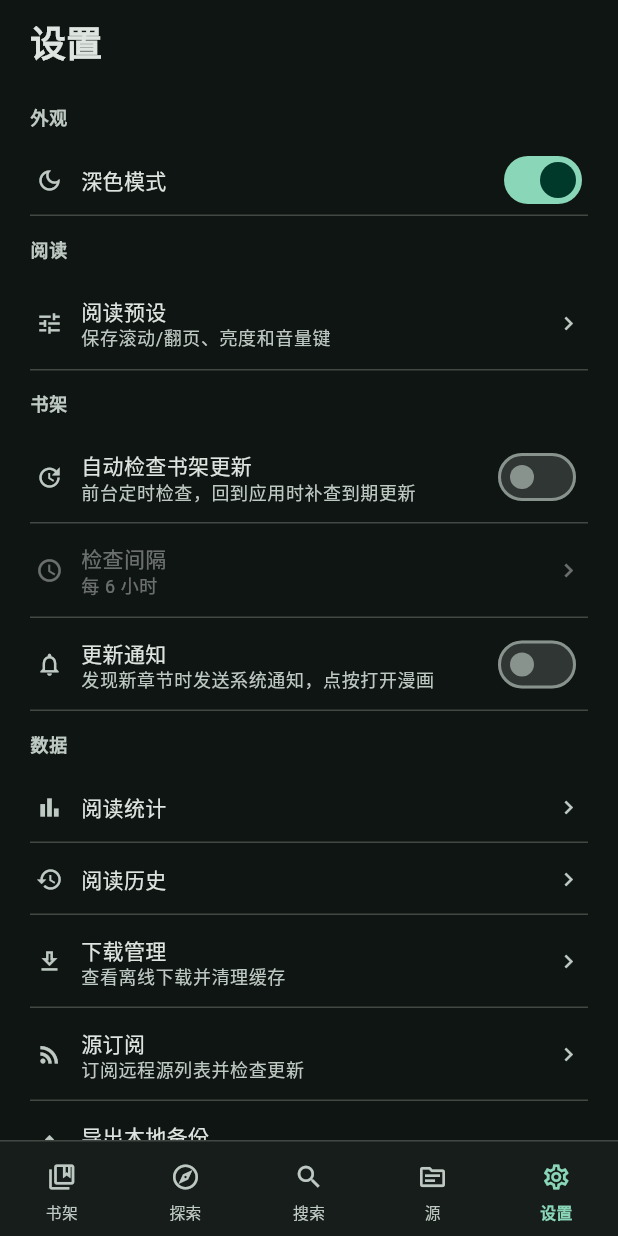
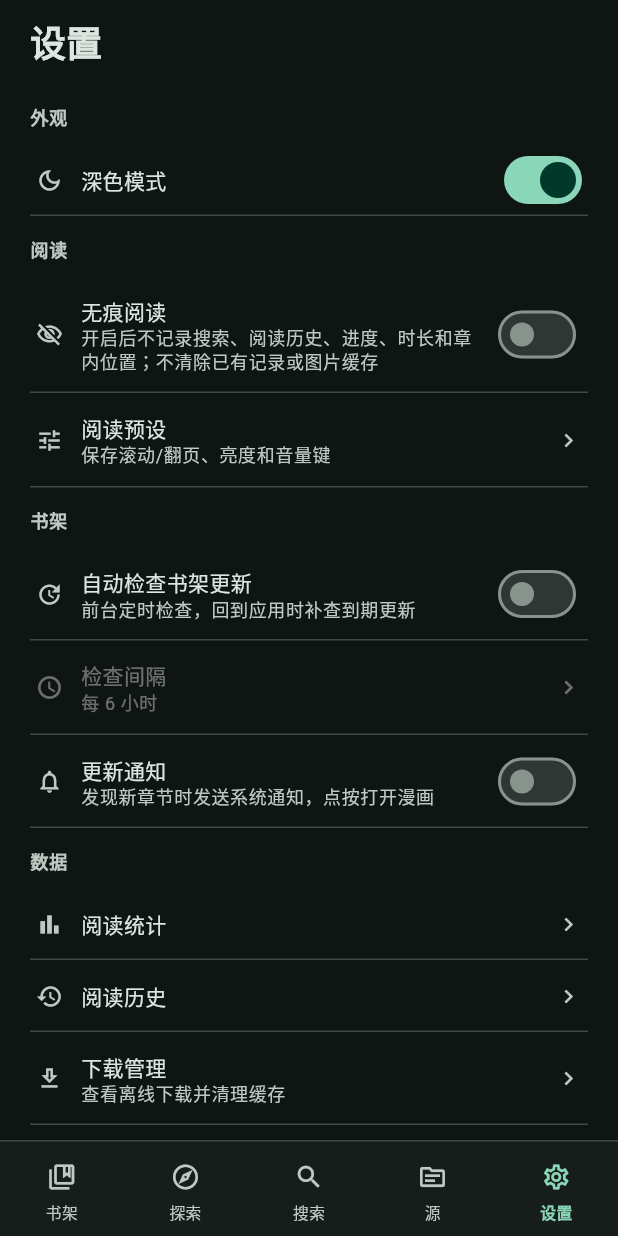
Before and after one commit to ahov520/comic-forge, a Flutter app: the screen it shows after launch, item 5 of the bottom bar chosen, on a phone screen of 412 x 824 dp. Run offline on Flutter 3.47's test engine with Material 3 defaults, Android fonts, the phone set to English and light mode, and no system bars; our stand-ins replace cached_network_image, file_picker, flutter_cache_manager, share_plus, shared_preferences; missing offline and left inert: flutter_js; statements that could not run were skipped.

Commit message:
feat(settings): add persistent incognito reading switch

```diff
--- a/app/lib/ui/settings_screen.dart
+++ b/app/lib/ui/settings_screen.dart
@@ -572,6 +572,15 @@ class _SettingsScreenState extends State<SettingsScreen> {
               ),
               const _Header('阅读'),
               row(
+                SwitchListTile(
+                  secondary: const Icon(Icons.visibility_off_outlined),
+                  title: const Text('无痕阅读'),
+                  subtitle: const Text('开启后不记录搜索、阅读历史、进度、时长和章内位置；不清除已有记录或图片缓存'),
+                  value: widget.state.incognitoMode,
+                  onChanged: widget.state.setIncognitoMode,
+                ),
+              ),
+              row(
                 ListTile(
                   leading: Icon(
                     Icons.tune,
```
